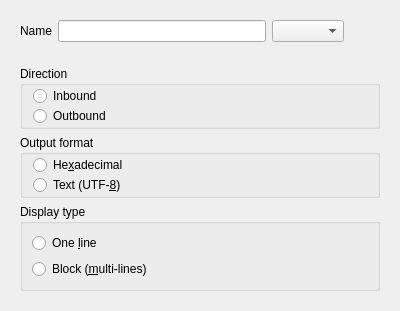
Old version of the form gui/shared/transformdisplayconf.ui in the repository metrodango/pip3line.
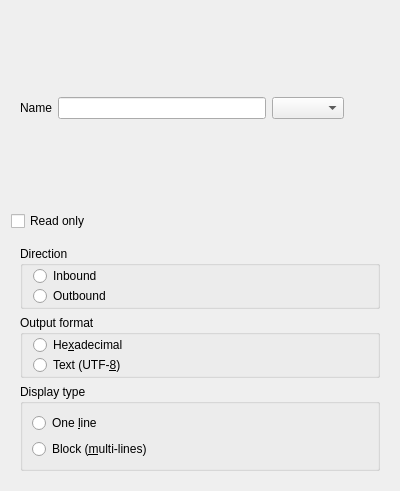
New version of the form. Icons and pictures are not drawn.

Patch:
```diff
--- a/gui/shared/transformdisplayconf.ui
+++ b/gui/shared/transformdisplayconf.ui
@@ -16,7 +16,7 @@
     <x>0</x>
     <y>0</y>
     <width>400</width>
-    <height>300</height>
+    <height>491</height>
    </rect>
   </property>
   <property name="windowTitle">
@@ -77,6 +77,13 @@
      </layout>
     </widget>
    </item>
+   <item>
+    <widget class="QCheckBox" name="readonlyCheckBox">
+     <property name="text">
+      <string>Read only</string>
+     </property>
+    </widget>
+   </item>
    <item>
     <widget class="QWidget" name="generalWidget" native="true">
      <layout class="QVBoxLayout" name="verticalLayout_4">
```
Left out of the diff: 2 changed lines with no effect on the pictures.
